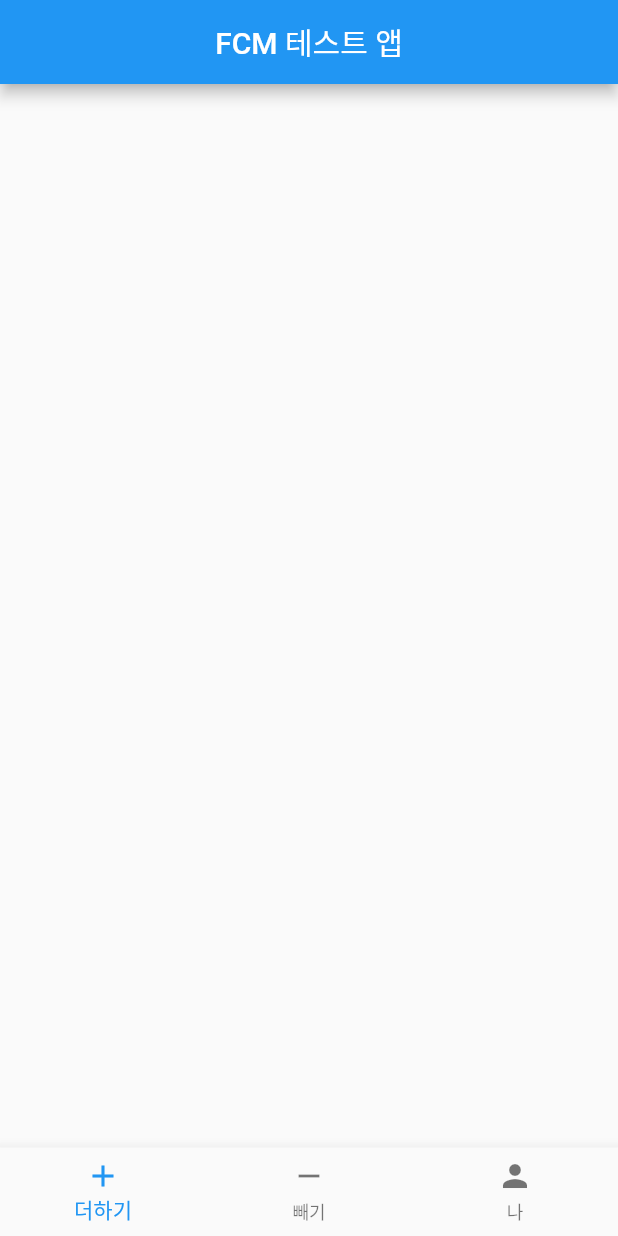
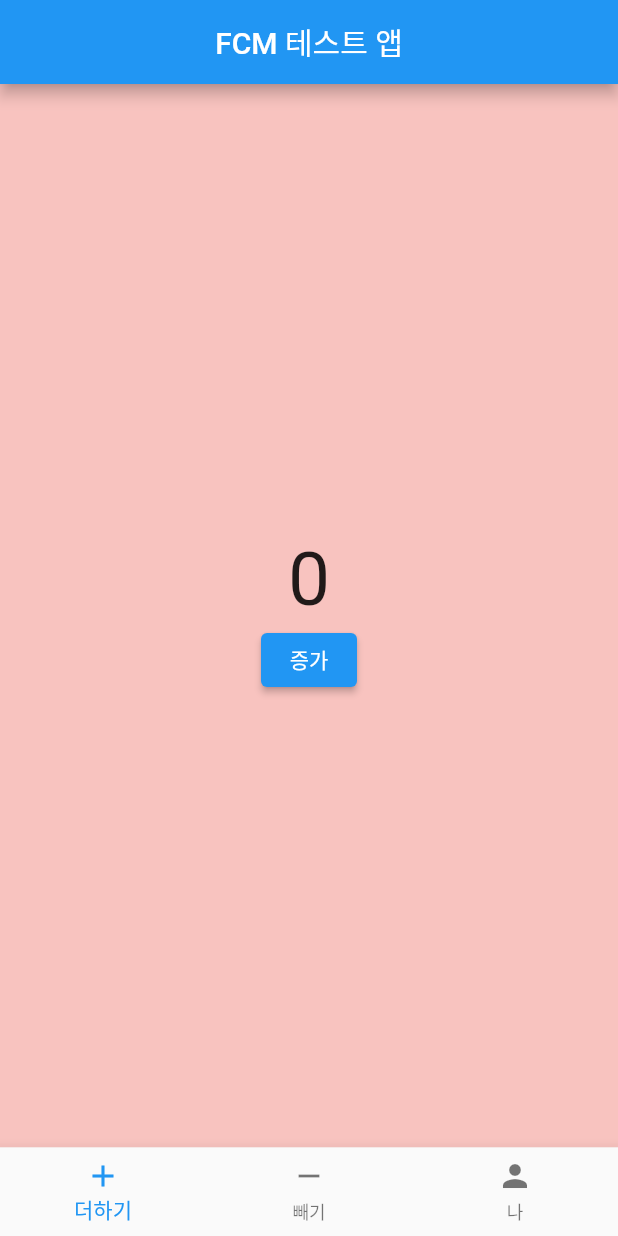
Before and after one commit to pkk1113/test_fcm, a Flutter app: the screen it shows after launch, on a phone screen of 412 x 824 dp. Run offline on Flutter 3.47's test engine with Material 2 defaults, Android fonts, the phone set to English and light mode, and no system bars; our stand-ins replace firebase_core, firebase_messaging, flutter_local_notifications, get; accounts and stored records are empty.

Commit message:
[add] 테스트 준비

```diff
--- /dev/null
+++ b/lib/controller/add_controller.dart
@@ -0,0 +1,10 @@
+import 'package:get/get.dart';
+
+class AddController extends GetxController {
+  RxInt count = 0.obs;
+
+  void add() {
+    count.value += 1;
+    Get.snackbar('증가', '1 증가했습니다.');
+  }
+}
--- /dev/null
+++ b/lib/controller/remove_controller.dart
@@ -0,0 +1,7 @@
+import 'package:get/get.dart';
+
+class RemoveController extends GetxController {
+  RxInt count = 0.obs;
+
+  void remove() => count.value -= 1;
+}
--- a/lib/main.dart
+++ b/lib/main.dart
@@ -1,9 +1,12 @@
 import 'package:firebase_core/firebase_core.dart';
 import 'package:flutter/material.dart';
 import 'package:get/get.dart';
+import 'package:test_fcm/controller/add_controller.dart';
 import 'package:test_fcm/controller/app_controller.dart';
 import 'package:test_fcm/controller/fcm_controller.dart';
-import 'package:test_fcm/pages/app_page.dart';
+import 'package:test_fcm/controller/member_controller.dart';
+import 'package:test_fcm/controller/remove_controller.dart';
+import 'package:test_fcm/pages/app_page/app_page.dart';
 
 Future<void> main() async {
   WidgetsFlutterBinding.ensureInitialized();
@@ -18,6 +21,9 @@
       initialBinding: BindingsBuilder(() {
         Get.put(FcmController());
         Get.put(AppController());
+        Get.lazyPut(() => AddController());
+        Get.lazyPut(() => RemoveController());
+        Get.lazyPut(() => MemberController());
       }),
       home: AppPage(),
     );
--- /dev/null
+++ b/lib/pages/app_page/add_page.dart
@@ -0,0 +1,26 @@
+import 'package:flutter/material.dart';
+import 'package:get/get.dart';
+import 'package:test_fcm/controller/add_controller.dart';
+
+class AddPage extends GetView<AddController> {
+  @override
+  Widget build(BuildContext context) {
+    return Scaffold(
+      backgroundColor: Colors.red.withOpacity(0.3),
+      body: Container(
+        child: Center(
+          child: Column(
+            mainAxisAlignment: MainAxisAlignment.center,
+            children: [
+              Obx(() => Text(
+                    '${controller.count.value}',
+                    style: TextStyle(fontSize: 50.0),
+                  )),
+              ElevatedButton(onPressed: controller.add, child: Text('증가')),
+            ],
+          ),
+        ),
+      ),
+    );
+  }
+}
--- a/lib/pages/app_page.dart
+++ b/lib/pages/app_page/app_page.dart
@@ -1,13 +1,25 @@
 import 'package:flutter/material.dart';
 import 'package:get/get.dart';
 import 'package:test_fcm/controller/app_controller.dart';
+import 'package:test_fcm/pages/app_page/add_page.dart';
+import 'package:test_fcm/pages/app_page/member_page.dart';
+import 'package:test_fcm/pages/app_page/remove_page.dart';
 
 class AppPage extends GetView<AppController> {
   @override
   Widget build(BuildContext context) {
     return Scaffold(
       appBar: AppBar(title: Text('FCM 테스트 앱'), centerTitle: true),
-      body: Container(),
+      body: Obx(() {
+        switch (AppBottomNavigationBarItemName.values[controller.itemIndex.value]) {
+          case AppBottomNavigationBarItemName.Add:
+            return AddPage();
+          case AppBottomNavigationBarItemName.Remove:
+            return RemovePage();
+          case AppBottomNavigationBarItemName.Member:
+            return MemberPage();
+        }
+      }),
       bottomNavigationBar: Obx(() => BottomNavigationBar(
             currentIndex: controller.itemIndex.value,
             onTap: controller.changeItem,
```
Also changed, not shown: lib/controller/member_controller.dart (added, +24 -0 lines), lib/pages/app_page/member_page.dart (added, +79 -0 lines), lib/pages/app_page/remove_page.dart (added, +26 -0 lines), 1 other file.
